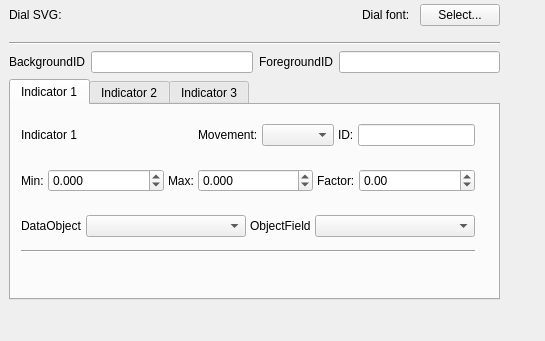
Qt form ground/src/plugins/dial/dialgadgetoptionspage.ui (openpilot/OpenPilot) before a commit.
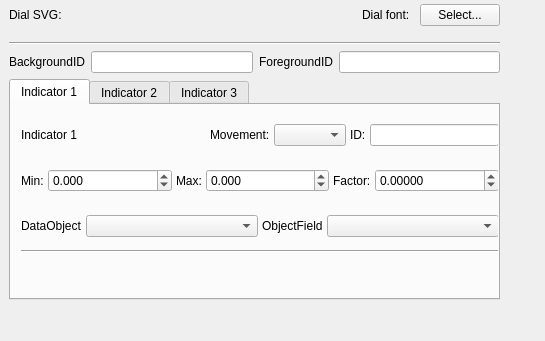
The same form after that commit. Custom widgets are drawn as their Qt base class.

Commit message: Update UI for dials plugin for up to 5 decimals for factor.

```diff
--- a/ground/src/plugins/dial/dialgadgetoptionspage.ui
+++ b/ground/src/plugins/dial/dialgadgetoptionspage.ui
@@ -151,7 +151,7 @@
          <rect>
           <x>10</x>
           <y>10</y>
-          <width>454</width>
+          <width>478</width>
           <height>151</height>
          </rect>
         </property>
@@ -300,6 +300,9 @@
                <verstretch>0</verstretch>
               </sizepolicy>
              </property>
+             <property name="decimals">
+              <number>5</number>
+             </property>
              <property name="minimum">
               <double>-100000.000000000000000</double>
              </property>
```
Left out of the diff: 10 changed lines with no effect on the pictures.
